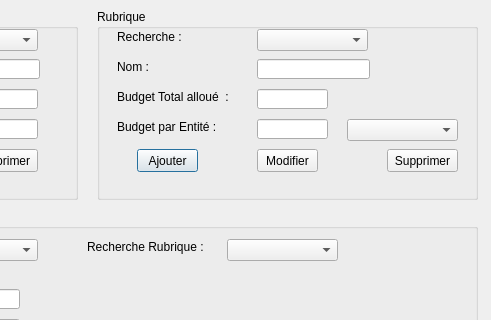
This is admindialog.ui in akramfares/Gestion-Financiere as Qt 5 draws it before an edit; both pictures show x 243 to 734 and y 81 to 401 of the 734 by 518 pixel window. The edited form follows.
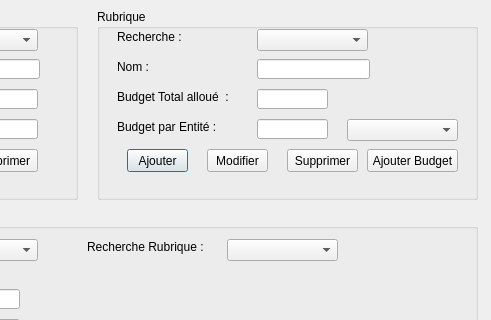
This is the edited form.

Commit message: Final Administration Rubrique

The edit to the form file:
```diff
--- a/admindialog.ui
+++ b/admindialog.ui
@@ -48,7 +48,7 @@
    <widget class="QPushButton" name="addButtonRubrique">
     <property name="geometry">
      <rect>
-      <x>40</x>
+      <x>30</x>
       <y>140</y>
       <width>61</width>
       <height>23</height>
@@ -61,7 +61,7 @@
    <widget class="QPushButton" name="delButtonRubrique">
     <property name="geometry">
      <rect>
-      <x>290</x>
+      <x>190</x>
       <y>140</y>
       <width>71</width>
       <height>23</height>
@@ -185,7 +185,7 @@
    <widget class="QPushButton" name="editButtonRubrique">
     <property name="geometry">
      <rect>
-      <x>160</x>
+      <x>110</x>
       <y>140</y>
       <width>61</width>
       <height>23</height>
@@ -195,6 +195,19 @@
      <string>Modifier</string>
     </property>
    </widget>
+   <widget class="QPushButton" name="addBudgetRubrique">
+    <property name="geometry">
+     <rect>
+      <x>270</x>
+      <y>140</y>
+      <width>91</width>
+      <height>23</height>
+     </rect>
+    </property>
+    <property name="text">
+     <string>Ajouter Budget</string>
+    </property>
+   </widget>
   </widget>
   <widget class="QGroupBox" name="groupBox_2">
    <property name="geometry">
```
The commit also changes 4 other files.
